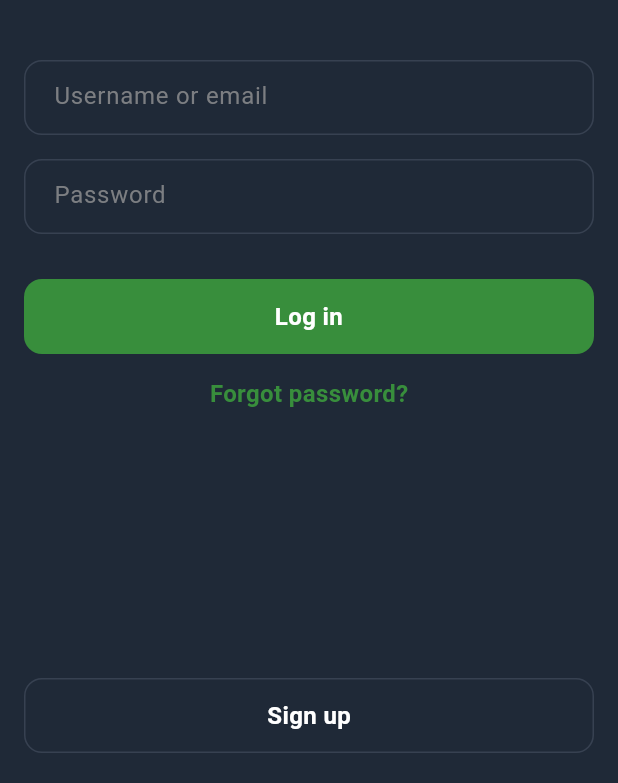
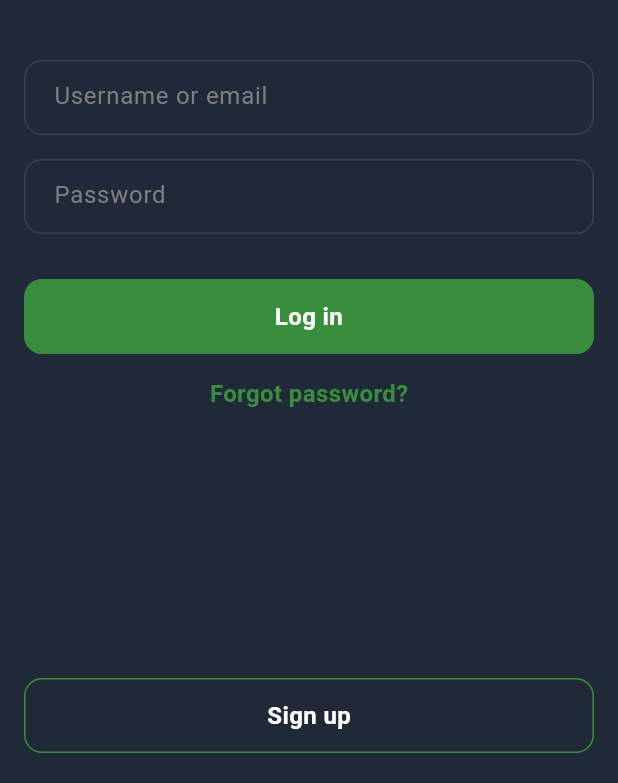
Before and after one commit to esclient/mobile-app, a Flutter app: the screen it shows after launch, after a tap on "Профиль", on a phone screen of 412 x 824 dp, the part 453-1236 px from its top. Run offline on Flutter 3.47's test engine with Material 3 defaults, Android fonts, the phone set to English and light mode, and no system bars; our stand-ins replace cached_network_image, flutter_svg, graphql_flutter, hive_flutter; accounts and stored records are empty; network calls fail.

Commit message:
Хотфиксы

```diff
--- a/lib/components/app_header.dart
+++ b/lib/components/app_header.dart
@@ -15,6 +15,7 @@ class AppHeader extends StatelessWidget implements PreferredSizeWidget {
   final bool showActualSearchBar;
   final String? searchQuery;
   final ValueChanged<String>? onSearchSubmitted;
+  final ValueChanged<TextEditingController>? onSearchControllerCreated;
   final VoidCallback?
   onFilterPressed; // Filter button is part of InteractiveSearchBar
 
@@ -27,6 +28,7 @@ class AppHeader extends StatelessWidget implements PreferredSizeWidget {
     this.showActualSearchBar = false,
     this.searchQuery,
     this.onSearchSubmitted,
+    this.onSearchControllerCreated,
     this.onFilterPressed,
   });
 
@@ -45,6 +47,7 @@ class AppHeader extends StatelessWidget implements PreferredSizeWidget {
                   child: SearchBar(
                     initialValue: searchQuery,
                     onSubmitted: onSearchSubmitted ?? (value) {},
+                    onControllerCreated: onSearchControllerCreated,
                     onFilterPressed: onFilterPressed,
                     hintText: 'Поиск модов...',
                   ),
--- a/lib/components/interactive_widgets.dart
+++ b/lib/components/interactive_widgets.dart
@@ -139,7 +139,7 @@ class SvgIcon extends StatelessWidget {
   }
 }
 
-/// Optimized star rating widget
+/// Optimized star rating widget using custom SVG icon
 class StarRating extends StatelessWidget {
   final double rating;
   final double starSize;
@@ -162,14 +162,11 @@ class StarRating extends StatelessWidget {
       mainAxisSize: MainAxisSize.min,
       children: List.generate(maxStars, (index) {
         final starRating = index + 1;
-        return Icon(
-          starRating <= rating.floor()
-              ? Icons.star
-              : starRating <= rating
-              ? Icons.star_half
-              : Icons.star_border,
+        final isFilled = starRating <= rating;
+        return SvgIcon(
+          assetPath: 'lib/icons/rating/star.svg',
           size: starSize,
-          color: starRating <= rating ? activeColor : inactiveColor,
+          color: isFilled ? activeColor : inactiveColor,
         );
       }),
     );
@@ -202,8 +199,8 @@ class PeriodButton extends StatelessWidget {
           foregroundColor: Colors.white,
           side: BorderSide(
             color: isSelected
-                ? const Color(0xFF4ADE80)
-                : const Color(0xFF6B7280),
+                ? const Color(0xFF388E3C)
+                : const Color(0xFF4B5563),
             width: 1,
           ),
           shape: RoundedRectangleBorder(
--- a/lib/components/search_bar.dart
+++ b/lib/components/search_bar.dart
@@ -18,6 +18,7 @@ class SearchBar extends StatefulWidget {
   final VoidCallback? onFilterPressed;
   final Duration debounceDelay;
   final String hintText;
+  final ValueChanged<TextEditingController>? onControllerCreated;
 
   const SearchBar({
     super.key,
@@ -26,6 +27,7 @@ class SearchBar extends StatefulWidget {
     this.onFilterPressed,
     this.debounceDelay = const Duration(milliseconds: 500),
     this.hintText = 'Find something',
+    this.onControllerCreated,
   });
 
   @override
@@ -46,6 +48,9 @@ class _SearchBarState extends State<SearchBar>
     super.initState();
     _controller = TextEditingController(text: widget.initialValue ?? '');
     _focusNode = FocusNode();
+
+    // Notify parent about controller creation
+    widget.onControllerCreated?.call(_controller);
 
     // Animation controller for filter button
     _filterAnimationController = AnimationController(
@@ -92,6 +97,17 @@ class _SearchBarState extends State<SearchBar>
     // Removed auto-search functionality
     // Search will only happen on submit (Enter press)
     _debounceTimer?.cancel();
+    setState(() {}); // Rebuild to update UI
+  }
+
+  @override
+  void didUpdateWidget(SearchBar oldWidget) {
+    super.didUpdateWidget(oldWidget);
+    // Update controller text if initialValue changes
+    if (widget.initialValue != oldWidget.initialValue &&
+        widget.initialValue != _controller.text) {
+      _controller.text = widget.initialValue ?? '';
+    }
   }
 
   @override
--- a/lib/pages/login_page.dart
+++ b/lib/pages/login_page.dart
@@ -301,7 +301,7 @@ class _LoginPageState extends State<LoginPage> {
         height: 50,
         decoration: BoxDecoration(
           borderRadius: BorderRadius.circular(12),
-          border: Border.all(width: 1, color: const Color(0xFF374151)),
+          border: Border.all(width: 1, color: const Color(0xFF388E3C)),
         ),
         child: const Center(
           child: Text(
--- a/lib/pages/mods_list_page.dart
+++ b/lib/pages/mods_list_page.dart
@@ -21,6 +21,7 @@ class _ModsListPageState extends State<ModsListPage>
   // State variables
   int selectedPeriodIndex = 0;
   final ScrollController _scrollController = ScrollController();
+  TextEditingController? _searchController;
 
   // Constants
   static const List<String> periods = ['За всё время', 'За месяц', 'За неделю', 'Недавние'];
@@ -76,6 +77,9 @@ class _ModsListPageState extends State<ModsListPage>
           ? null
           : context.watch<ModsProvider>().currentSearchQuery,
         onSearchSubmitted: _onSearchChanged,
+        onSearchControllerCreated: (controller) {
+          _searchController = controller;
+        },
         onFilterPressed: _showFilterDialog,
         onSettingsPressed: _showSettings,
         onNotificationPressed: _showNotifications,
@@ -324,6 +328,8 @@ class _ModsListPageState extends State<ModsListPage>
               text: 'Показать все моды',
               onPressed: () {
                 context.read<ModsProvider>().clearSearch();
+                // Clear search input field
+                _searchController?.clear();
               },
             ),
           ],
--- a/lib/pages/signup_page.dart
+++ b/lib/pages/signup_page.dart
@@ -202,7 +202,7 @@ class _SignUpPageState extends State<SignUpPage> {
                   height: 54,
                   decoration: BoxDecoration(
                     border: Border.all(
-                      width: 2,
+                      width: 1,
                       color: const Color(0xFF388E3C),
                     ),
                     borderRadius: BorderRadius.circular(14),
--- a/pubspec.yaml
+++ b/pubspec.yaml
@@ -76,6 +76,7 @@ flutter:
     - lib/icons/logo.svg
     - lib/icons/image_preview.svg
     - lib/icons/return.svg
+    - lib/icons/rating/star.svg
 
   # An image asset can refer to one or more resolution-specific "variants", see
   # https://flutter.dev/to/resolution-aware-images
```
Also changed, not shown: lib/services/mods_service.dart (+8 -5 lines), lib/icons/rating/star.svg (renamed from lib/icons/main/Star.svg).
